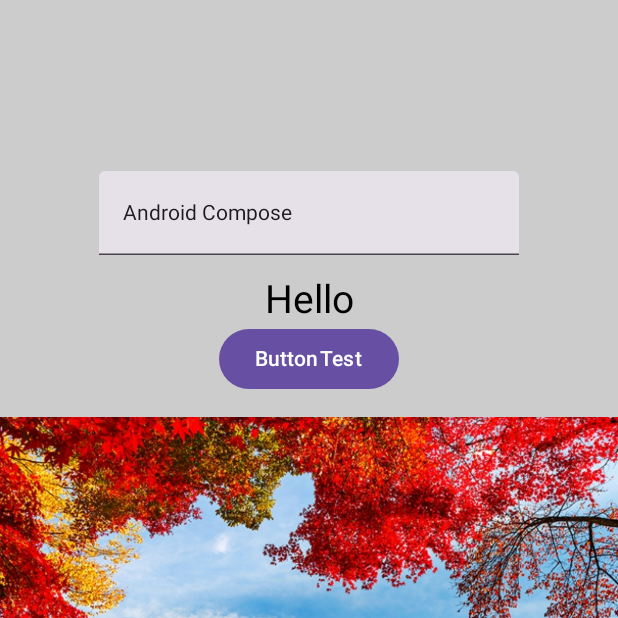
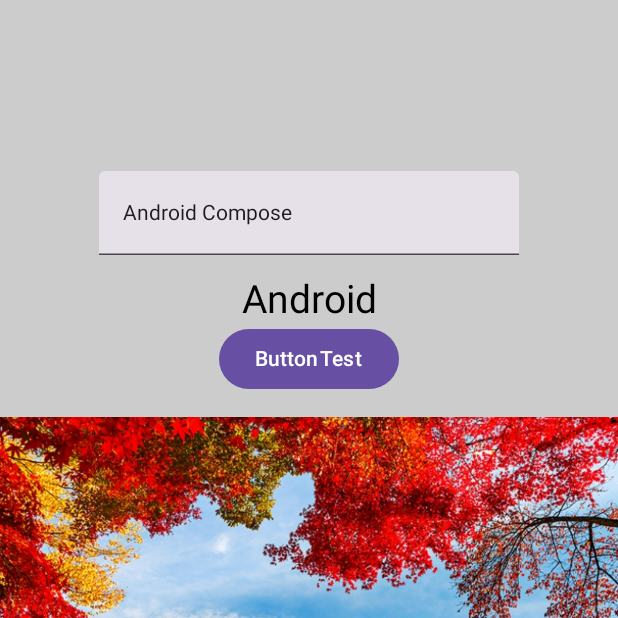
Before and after one commit to ismailmesut/AK025-KotlinStateManagementCompose, an Android app built with Jetpack Compose: the screen it shows after launch (MainActivity), after a tap on "Button", on a phone screen of 412 x 824 dp, the top half of it. Run offline under Robolectric (Android 15) with nearby library versions, the phone set to English and light mode, and no system bars.

Commit message:
updated: recomposition

```diff
--- a/app/src/main/java/com/ismailmesutmujde/kotlinstatemanagementcompose/MainActivity.kt
+++ b/app/src/main/java/com/ismailmesutmujde/kotlinstatemanagementcompose/MainActivity.kt
@@ -1,5 +1,6 @@
 package com.ismailmesutmujde.kotlinstatemanagementcompose
 
+import android.annotation.SuppressLint
 import android.os.Bundle
 import androidx.activity.ComponentActivity
 import androidx.activity.compose.setContent
@@ -17,6 +18,8 @@ import androidx.compose.material3.Surface
 import androidx.compose.material3.Text
 import androidx.compose.material3.TextField
 import androidx.compose.runtime.Composable
+import androidx.compose.runtime.mutableStateOf
+import androidx.compose.runtime.remember
 import androidx.compose.ui.Alignment
 import androidx.compose.ui.Modifier
 import androidx.compose.ui.graphics.Color
@@ -41,6 +44,7 @@ class MainActivity : ComponentActivity() {
     }
 }
 
+@SuppressLint("UnrememberedMutableState")
 @Composable
 fun MainScreen() {
     Surface(color = Color.LightGray) {
@@ -49,22 +53,26 @@ fun MainScreen() {
             horizontalAlignment = Alignment.CenterHorizontally
         ) {
 
-            var myString = "Android Compose"
-            TextField(value = TextFieldValue(text = myString), onValueChange = {
-                myString = it.text
-                println(myString)
+            var myString = remember { mutableStateOf("Android Compose") }
 
+
+            TextField(value = myString.value, onValueChange = {
+                myString.value = it
+                println(myString.value)
             })
 
             Spacer(modifier = Modifier.padding(7.dp))
 
-            var textString = "Hello"
-            Text(text = textString,
+            var textString = remember {
+                mutableStateOf("Hello")
+            }
+
+            Text(text = textString.value,
                 fontSize = 26.sp
                 )
 
             Button(onClick = {
-                textString = "Android"
+                textString.value = "Android"
                 println(textString)
             }) {
                 Text(text = "Button")
```
